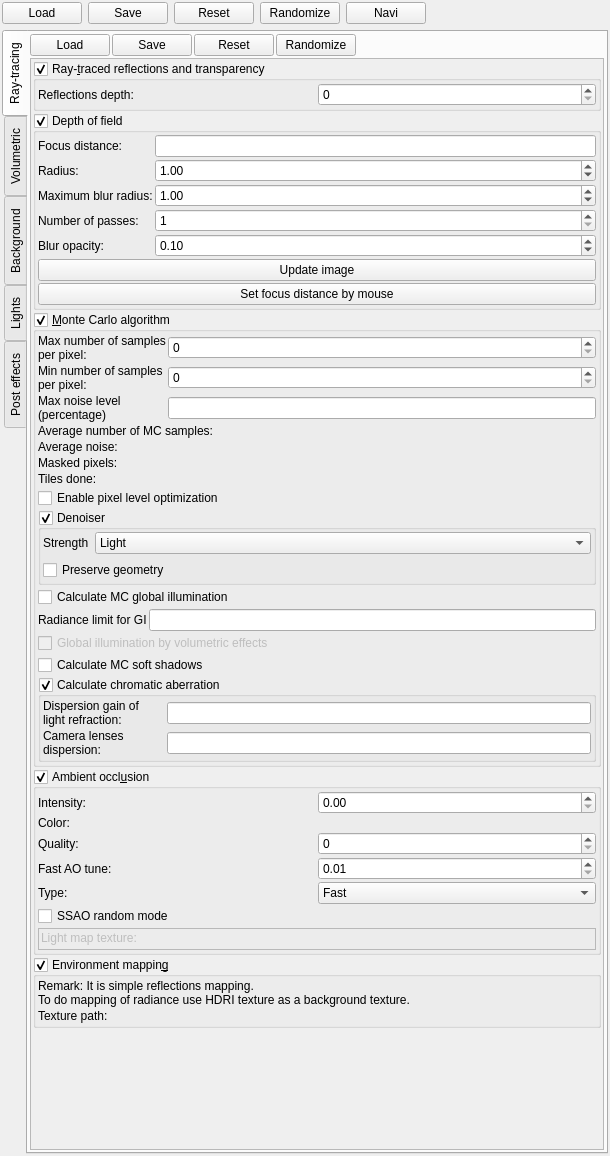
First picture: the form in mandelbulber2/qt/dock_effects.ui, repository buddhi1980/mandelbulber2, before the edit.
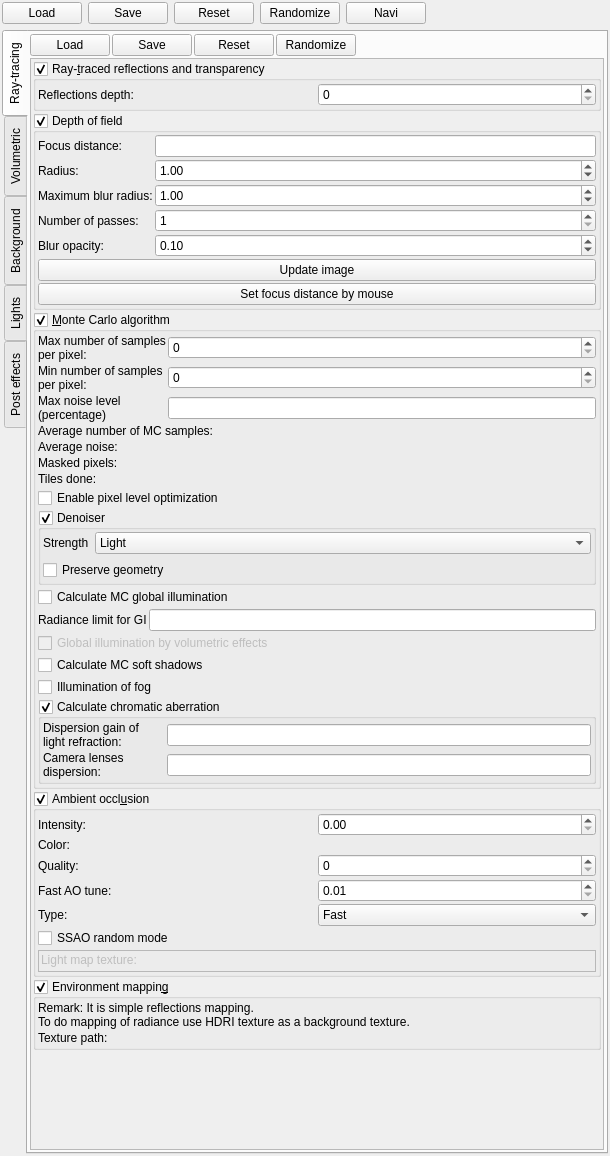
Second picture: the form after the edit. The open tabs and pages were chosen to show the change. Icons and pictures are not drawn. Custom widgets are drawn as their Qt base class.

Commit message: Agged illumination of fog by MC GI

What changed in the file:
```diff
--- a/mandelbulber2/qt/dock_effects.ui
+++ b/mandelbulber2/qt/dock_effects.ui
@@ -793,6 +793,22 @@
                 </property>
                </widget>
               </item>
+              <item>
+               <widget class="MyCheckBox" name="checkBox_MC_fog_illumination">
+                <property name="sizePolicy">
+                 <sizepolicy hsizetype="Minimum" vsizetype="Maximum">
+                  <horstretch>0</horstretch>
+                  <verstretch>0</verstretch>
+                 </sizepolicy>
+                </property>
+                <property name="toolTip">
+                 <string>&lt;html&gt;&lt;head/&gt;&lt;body&gt;&lt;p&gt;Enables calculation of realistic soft shadows using Monte Carlo algorithm.&lt;/p&gt;&lt;p&gt;Soft shadow cone for main light source is defined by &lt;span style=&quot; font-style:italic;&quot;&gt;Soft shadow code angle&lt;/span&gt; (&lt;span style=&quot; font-style:italic;&quot;&gt;Lights&lt;/span&gt; tab)&lt;/p&gt;&lt;p&gt;Soft shadow cone for auxiliary lights is defined by C&lt;span style=&quot; font-style:italic;&quot;&gt;ustom lights options&lt;/span&gt; / &lt;span style=&quot; font-style:italic;&quot;&gt;Size.&lt;/span&gt;&lt;/p&gt;&lt;/body&gt;&lt;/html&gt;</string>
+                </property>
+                <property name="text">
+                 <string>Illumination of fog</string>
+                </property>
+               </widget>
+              </item>
               <item>
                <widget class="MyGroupBox" name="groupCheck_DOF_MC_CA_enable">
                 <property name="toolTip">
```
Left out of the diff: 2 changed lines with no effect on the pictures. The commit also changes 12 other files.
